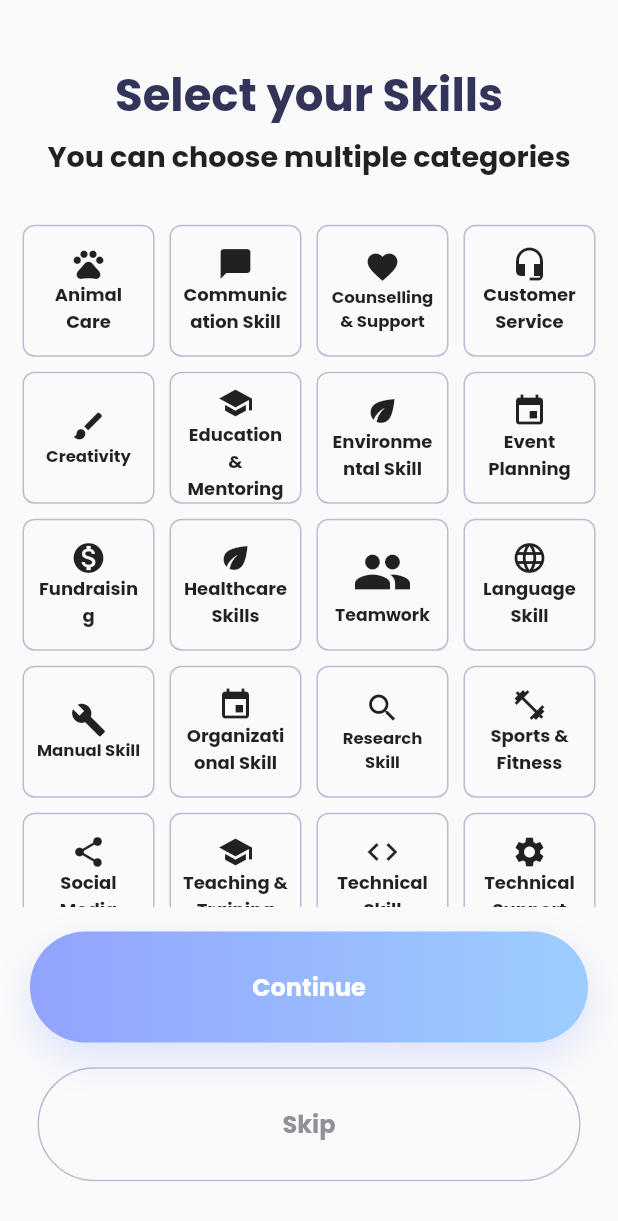
After one commit to protonium71/Helping_Hand, a Flutter app: the SkillPage screen opened directly, on a phone screen of 412 x 824 dp. The commit adds this screen. Shown: the top 1221 px of the screen. Run offline on Flutter 3.47's test engine with Material 2 defaults, Android fonts, the phone set to English and light mode, and no system bars; our stand-ins replace cloud_firestore, firebase_auth, firebase_core, get, google_fonts, google_nav_bar and 1 more; missing offline and left inert: country_state_city_pro; accounts and stored records are empty.

Commit message:
added skill page"

```diff
--- a/lib/main.dart
+++ b/lib/main.dart
@@ -11,7 +11,8 @@ import 'package:helping_hand/views/user/profile_page.dart';
 import 'package:helping_hand/views/user/profile_screen.dart';
 import 'package:helping_hand/views/user/search_page.dart';
 import 'package:helping_hand/views/user/signed_events_page.dart';
-import 'package:helping_hand/views/user/user_feed.dart';
+import 'package:helping_hand/views/user/interests_page.dart';
+import 'package:helping_hand/views/user/skill_page.dart';
 import 'package:provider/provider.dart';
 //import 'package:helping_hand/views/user/user_feed.dart';
 
--- /dev/null
+++ b/lib/utilities/skill_card.dart
@@ -0,0 +1,32 @@
+import 'package:flutter/material.dart';
+
+class SkillCard extends StatelessWidget {
+  final String text;
+  final Icon icon;
+  final double size;
+
+  const SkillCard({super.key, required this.text, required this.icon, required this.size});
+
+  @override
+  Widget build(BuildContext context) {
+    return Container(
+      // color: Colors.teal[400],
+      padding: const EdgeInsets.all(8),
+      decoration: BoxDecoration(
+        borderRadius: BorderRadius.circular(8),
+        // color: Colors.teal[400],
+        border: Border.all(color: Color(0xffBBBBD6))
+
+      ),
+      child: Center(
+        child: Column(
+          mainAxisAlignment: MainAxisAlignment.center,
+          children: [
+            icon,
+            Text(text, style: TextStyle(fontSize: size, fontWeight: FontWeight.bold), textAlign: TextAlign.center,),
+          ],
+        ),
+      )
+    );
+  }
+}
--- a/lib/utilities/utils.dart
+++ b/lib/utilities/utils.dart
@@ -31,6 +31,29 @@ List<Card> cardList = [
                         Card(text: 'Tutoring', icon: const Icon(Icons.book), size: 12),
                       ];
 
+    List<Card> skillCard =[
+                        Card(text: 'Animal Care', icon: const Icon(Icons.pets), size: 12),
+                        Card(text: 'Communication Skill', icon: const Icon(Icons.chat_bubble), size: 12),
+                        Card(text: 'Counselling & Support', icon: const Icon(Icons.favorite), size: 11),
+                        Card(text: 'Customer Service', icon: const Icon(Icons.headset_mic), size: 12),
+                        Card(text: 'Creativity', icon: const Icon(Icons.brush), size: 11),
+                        Card(text: 'Education & Mentoring', icon: const Icon(Icons.school), size: 12),
+                        Card(text: 'Environmental Skill', icon: const Icon(Icons.eco), size: 12),
+                        Card(text: 'Event Planning', icon: const Icon(Icons.event), size: 12),
+                        Card(text: 'Fundraising', icon: const Icon(Icons.monetization_on), size: 12),
+                        Card(text: 'Healthcare Skills', icon: const Icon(Icons.eco), size: 12),
+                        Card(text: 'Teamwork', icon: const Icon(Icons.people, size: 40,), size: 11.5),
+                        Card(text: 'Language Skill', icon: const Icon(Icons.language), size: 12),
+                        Card(text: 'Manual Skill', icon: const Icon(Icons.build), size: 11),
+                        Card(text: 'Organizational Skill', icon: const Icon(Icons.event), size: 12),
+                        Card(text: 'Research Skill', icon: const Icon(Icons.search), size: 11),
+                        Card(text: 'Sports & Fitness', icon: const Icon(Icons.fitness_center), size: 12),
+                        Card(text: 'Social Media', icon: const Icon(Icons.share), size: 12),
+                        Card(text: 'Teaching & Training', icon: const Icon(Icons.school), size: 12),
+                        Card(text: 'Technical Skill', icon: const Icon(Icons.code), size: 12),
+                        Card(text: 'Technical Support', icon: const Icon(Icons.settings), size: 12),
+    ];
+
 //custom colorswatch
 Map<int, Color> color =
 {
--- /dev/null
+++ b/lib/views/user/skill_page.dart
@@ -0,0 +1,63 @@
+import 'package:flutter/material.dart';
+import 'package:helping_hand/utilities/my_button.dart';
+import 'package:helping_hand/utilities/skill_card.dart';
+import 'package:helping_hand/utilities/utils.dart';
+
+class SkillPage extends StatelessWidget {
+  const SkillPage({super.key});
+
+  @override
+  Widget build(BuildContext context) {
+    var height = MediaQuery.of(context).size.height;
+    return Scaffold(
+      body: Center(
+        child: SafeArea(
+          child: Column(
+            children: [
+               SizedBox(height: height * 0.05,),
+              const Text('Select your Skills', style: TextStyle(fontSize: 30, fontWeight: FontWeight.bold, color: Color(0xff323459)),),
+              SizedBox(height: height * 0.005,),
+              const Text('You can choose multiple categories', style: TextStyle(fontSize: 19, fontWeight: FontWeight.bold),),
+               SizedBox(height: height * 0.02,),
+              Container(
+                height: height * 0.57,
+                child: GridView.builder(
+                  padding: const EdgeInsets.all(15),
+                  gridDelegate: const SliverGridDelegateWithFixedCrossAxisCount(
+                    crossAxisCount: 4,
+                    crossAxisSpacing: 10,
+                    mainAxisSpacing: 10,
+                  ),
+                  itemCount: cardList.length,
+                  itemBuilder: (BuildContext context, int index){
+                    return SkillCard(text: skillCard[index].text!, icon: skillCard[index].icon!, size: skillCard[index].size!,);
+                  }
+                ),
+              ),
+              //continue button
+              SizedBox(height: height * 0.02,),
+              Padding(
+                padding: const EdgeInsets.symmetric(horizontal: 20.0),
+                child: MyButton(onTap: () {}, text: 'Continue', color: const Color(0xff6379A5),),
+              ),
+
+              //skip button
+               SizedBox(height: height * 0.02,),
+              GestureDetector(
+                onTap: (){},
+                child: Container(
+                  padding: const EdgeInsets.all(25),
+                  margin: const EdgeInsets.symmetric(horizontal: 25),
+                  decoration: BoxDecoration( borderRadius: BorderRadius.circular(50), border: Border.all(color: const Color(0xffBBBBD6))),
+                  child: const Center(
+                    child: Text('Skip', style: TextStyle(color: Color.fromARGB(255, 144, 144, 151), fontWeight: FontWeight.bold, fontSize: 16),),
+                  ),
+                ),
+              ),
+            ],
+          ),
+        ),
+      ),
+    );
+  }
+}
```
